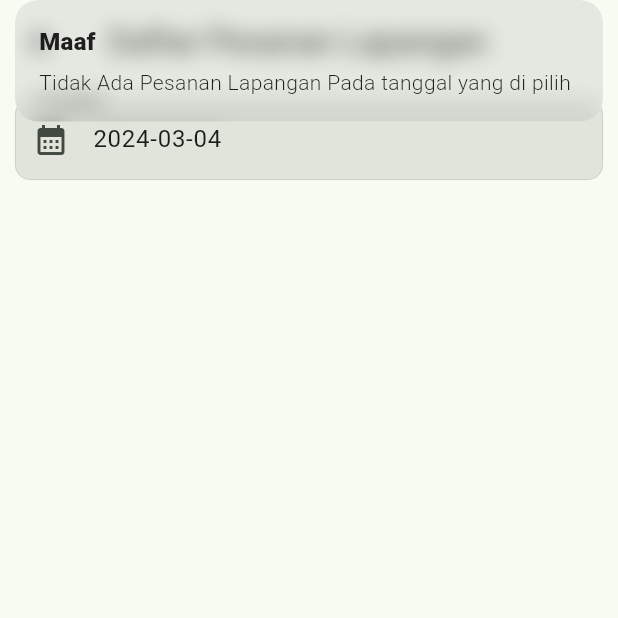
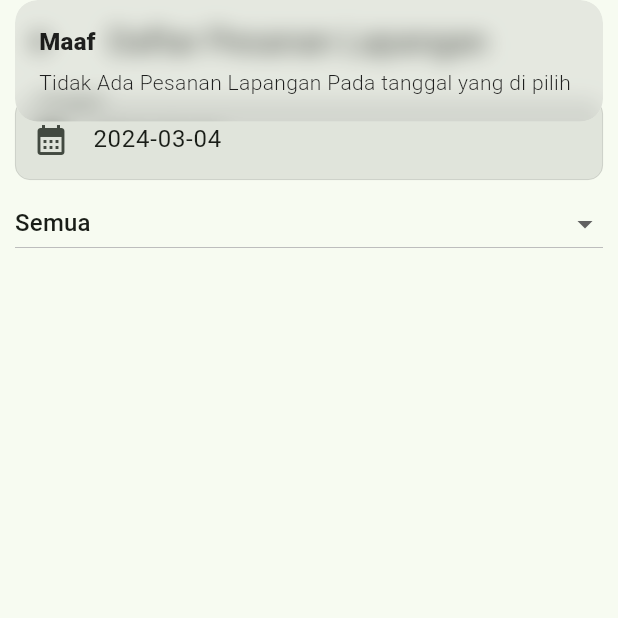
Before and after one commit to chapter911/flutter_anyfield, a Flutter app: the HistoryPage screen opened directly, on a phone screen of 412 x 824 dp, the top half of it. Run offline on Flutter 3.47's test engine with Material 3 defaults, Android fonts, the phone set to English and light mode, and no system bars; our stand-ins replace get, shared_preferences, sqflite; accounts and stored records are empty.

Commit message:
update aplikasi

```diff
--- a/lib/login_page.dart
+++ b/lib/login_page.dart
@@ -51,7 +51,7 @@ class _LoginPageState extends State<LoginPage> {
               height: 20,
             ),
             Text(
-              "ANY FIELD",
+              "ANYFIELD",
               style: TextStyle(
                 color: Colors.green[800],
                 fontWeight: FontWeight.bold,
--- a/lib/page/history_page.dart
+++ b/lib/page/history_page.dart
@@ -14,6 +14,9 @@ class _HistoryPageState extends State<HistoryPage> {
   final TextEditingController _tanggal = TextEditingController();
 
   final List<Widget> _history = [];
+
+  List<String> items = ['Semua', 'Badminton', 'Bola', 'Futsal', 'Tenis'];
+  String _selectedItem = 'Semua';
 
   @override
   void initState() {
@@ -32,11 +35,7 @@ class _HistoryPageState extends State<HistoryPage> {
         padding: const EdgeInsets.all(10),
         child: Column(
           children: [
-            Row(
-              children: [
-                Flexible(
-                  flex: 1,
-                  child: TextField(
+            TextField(
               controller: _tanggal,
               readOnly: true,
               onTap: () {
@@ -58,8 +57,28 @@ class _HistoryPageState extends State<HistoryPage> {
                 ),
               ),
             ),
+            const SizedBox(
+              height: 5,
             ),
-              ],
+            SizedBox(
+              width: double.maxFinite,
+              child: DropdownButton<String>(
+                isExpanded: true,
+                value: _selectedItem,
+                items: items
+                    .map((item) => DropdownMenuItem<String>(
+                          value: item,
+                          child: Text(item),
+                        ))
+                    .toList(),
+                onChanged: (val) {
+                  setState(() {
+                    _selectedItem = val.toString();
+                  });
+                  getData();
+                },
+                hint: const Text('Select an item'),
+              ),
             ),
             const SizedBox(
               height: 5,
@@ -76,6 +95,11 @@ class _HistoryPageState extends State<HistoryPage> {
   }
 
   void getData() {
+    var where = "";
+    if (_selectedItem != "Semua") {
+      where =
+          " AND LOWER(lapangan.kategori) = '${_selectedItem.toLowerCase()}' ";
+    }
     DataBaseHelper.customQuery("""
             SELECT
               lapangan.nama_lapangan,
@@ -87,8 +111,9 @@ class _HistoryPageState extends State<HistoryPage> {
             FROM booking
             LEFT JOIN lapangan
             ON booking.id_lapangan = lapangan.id_lapangan
-            WHERE booking.tanggal = '${_tanggal.text}'
+            WHERE booking.tanggal = '${_tanggal.text}' $where
             """).then((value) {
+      _history.clear();
       if (value.isNotEmpty) {
         for (int i = 0; i < value.length; i++) {
           _history.add(
@@ -132,7 +157,6 @@ class _HistoryPageState extends State<HistoryPage> {
         }
         setState(() {});
       } else {
-        _history.clear();
         Get.snackbar(
             "Maaf", "Tidak Ada Pesanan Lapangan Pada tanggal yang di pilih");
         setState(() {});
```
Also changed, not shown: lib/register_page.dart (+0 -7 lines), 4 other files. Lines whose indentation alone changed are shown as unchanged.
